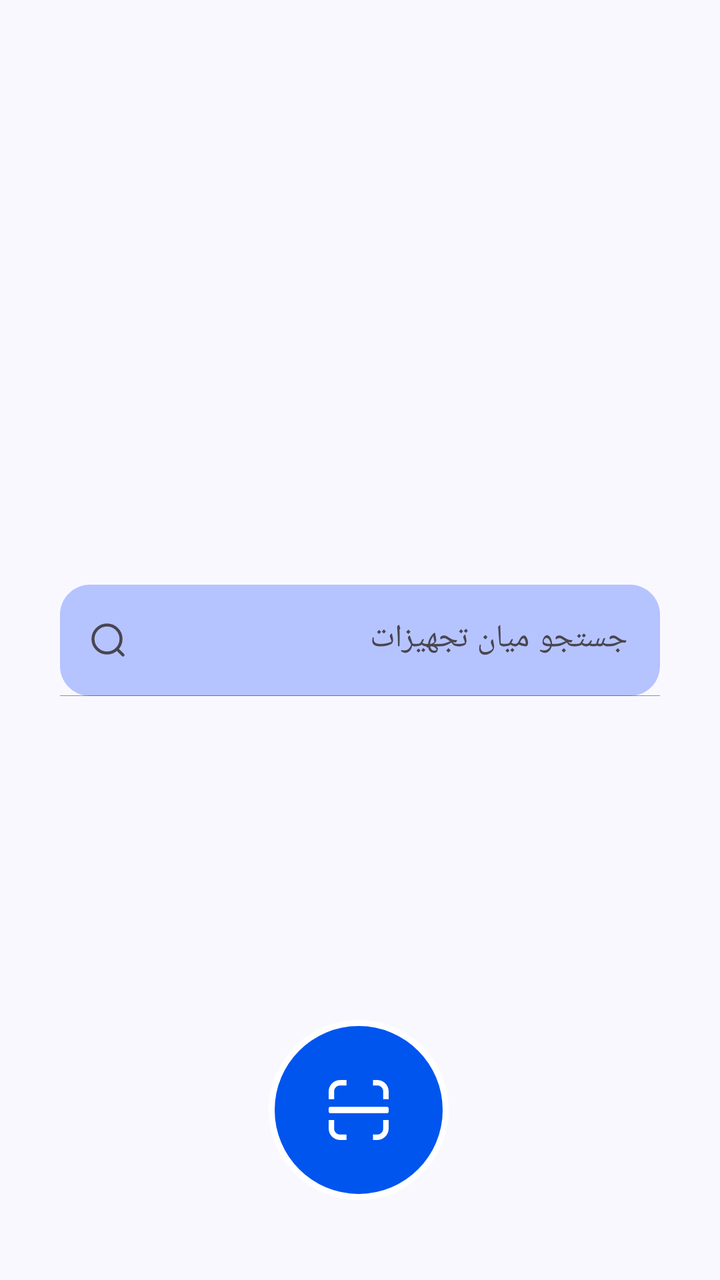
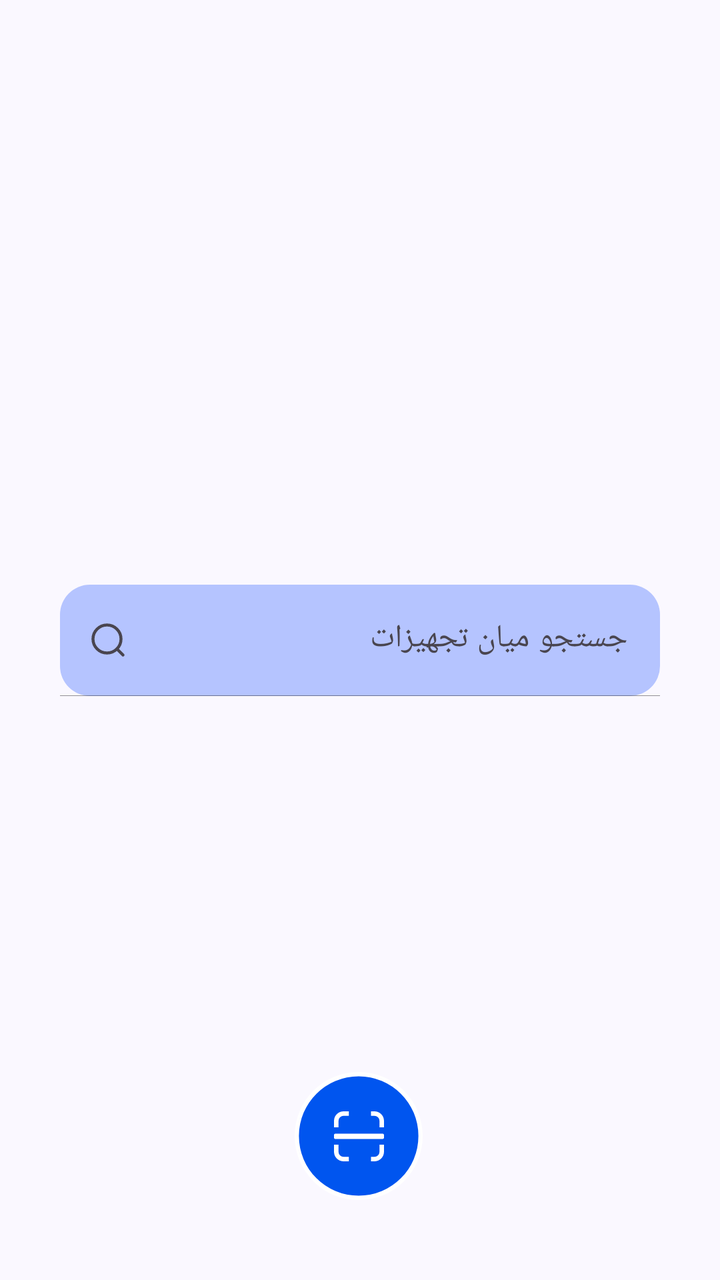

Compare the two renders of this Android layout. The source of the first and the diff that turns it into the second are given below.
<!-- AndroidManifest.xml: application theme Theme.Iotequipment -->
<!-- res/layout/fragment_home.xml -->
<?xml version="1.0" encoding="utf-8"?>
<androidx.constraintlayout.widget.ConstraintLayout
    xmlns:tools="http://schemas.android.com/tools"
    android:layout_width="match_parent"
    android:layout_height="match_parent"
    xmlns:app="http://schemas.android.com/apk/res-auto"
    xmlns:android="http://schemas.android.com/apk/res/android">

    <ImageButton
        android:id="@+id/btn_fab_scan2"
        android:layout_width="wrap_content"
        android:layout_height="wrap_content"
        android:layout_marginBottom="40dp"
        android:background="@drawable/rec_btn_fab"
        app:layout_constraintBottom_toBottomOf="parent"
        app:layout_constraintEnd_toEndOf="parent"
        app:layout_constraintHorizontal_bias="0.498"
        app:layout_constraintStart_toStartOf="parent"
        app:srcCompat="@drawable/ic_fab" />

    <LinearLayout
        android:layout_width="match_parent"
        android:layout_height="wrap_content"
        app:layout_constraintBottom_toBottomOf="parent"
        app:layout_constraintTop_toTopOf="parent">

        <include
            layout="@layout/search_bar"
            app:layout_constraintBottom_toBottomOf="parent"
            app:layout_constraintEnd_toEndOf="parent"
            app:layout_constraintStart_toStartOf="parent"
            app:layout_constraintTop_toTopOf="parent" />
    </LinearLayout>


</androidx.constraintlayout.widget.ConstraintLayout>
<!-- res/layout/search_bar.xml (included above) -->
<?xml version="1.0" encoding="utf-8"?>
<merge xmlns:android="http://schemas.android.com/apk/res/android"
    xmlns:app="http://schemas.android.com/apk/res-auto">

    <com.google.android.material.textfield.TextInputLayout
        android:id="@+id/searchBox"
        android:layout_width="match_parent"
        android:layout_height="wrap_content"
        android:padding="15dp"
        android:layout_margin="15dp"
        app:endIconMode="clear_text"
        app:counterMaxLength="20"
        app:boxStrokeWidth = "0.3dp"
        app:boxStrokeColor="@color/md_theme_background"
        app:boxStrokeWidthFocused = "1.5dp"
        app:boxBackgroundMode="filled"
        app:startIconDrawable="@drawable/ic_search"
        app:boxBackgroundColor="@color/md_theme_inversePrimary_mediumContrast"
        android:hint="@string/searchbar_hint"
        app:boxCornerRadiusTopStart="15dp"
        app:boxCornerRadiusTopEnd="15dp"
        app:boxCornerRadiusBottomStart="15dp"
        app:boxCornerRadiusBottomEnd="15dp"
        android:textAppearance="@color/md_theme_background"
        app:placeholderTextAppearance="@color/md_theme_background"
        >
        <com.google.android.material.textfield.TextInputEditText
            android:id="@+id/search_bar"
            android:layout_width="match_parent"
            android:layout_height="wrap_content"
            android:maxLength="30"
            android:maxLines="1"
            />
    </com.google.android.material.textfield.TextInputLayout>

</merge>
<!-- resources referenced by this layout -->
<resources>
  <color name="md_theme_background">#FAF8FF</color>
  <color name="md_theme_inversePrimary_mediumContrast">#B5C4FF</color>
  <!-- drawable ic_fab (drawable) -->
  <vector xmlns:android="http://schemas.android.com/apk/res/android"
      android:width="30dp"
      android:height="30dp"
      android:viewportWidth="30"
      android:viewportHeight="30">
    <group>
      <clip-path
          android:pathData="M0,0h30v30h-30z"/>
      <path
          android:pathData="M5.721,0H8.901V2.722H5.721C4.928,2.722 4.168,3.035 3.607,3.594C3.047,4.154 2.733,4.912 2.733,5.703V9.6H0V5.708C0.001,4.96 0.15,4.219 0.438,3.528C0.726,2.838 1.147,2.21 1.679,1.682C2.208,1.15 2.838,0.727 3.531,0.439C4.225,0.15 4.969,0.001 5.721,0ZM0.795,13.406H29.205C29.416,13.408 29.617,13.493 29.766,13.643C29.915,13.792 29.999,13.994 30,14.204V15.796C30.001,16.008 29.917,16.211 29.769,16.362C29.62,16.513 29.417,16.599 29.205,16.602H0.795C0.583,16.6 0.38,16.514 0.231,16.363C0.082,16.212 -0.001,16.008 0,15.796V14.204C0,13.993 0.084,13.791 0.233,13.641C0.382,13.492 0.584,13.407 0.795,13.406ZM22.16,0H24.279C25.029,0 25.772,0.149 26.464,0.436C27.157,0.723 27.785,1.144 28.314,1.675C28.847,2.204 29.269,2.832 29.558,3.524C29.846,4.216 29.995,4.958 29.995,5.708V9.6H27.272V5.708C27.271,5.316 27.193,4.929 27.042,4.567C26.891,4.205 26.67,3.877 26.391,3.601C26.114,3.324 25.784,3.104 25.421,2.954C25.059,2.804 24.67,2.727 24.277,2.727H22.16V0ZM29.99,19.983V24.292C29.985,25.804 29.381,27.253 28.309,28.323C27.237,29.392 25.785,29.995 24.27,30H22.16V27.278H24.279C25.072,27.274 25.831,26.958 26.391,26.399C26.951,25.84 27.268,25.083 27.272,24.292V19.983H29.99ZM8.892,29.993H5.711C4.198,29.991 2.747,29.389 1.679,28.32L1.6,28.235C0.575,27.177 0.002,25.763 0,24.292V19.983H2.728V24.292C2.729,25.056 3.022,25.79 3.548,26.345L3.609,26.399C3.886,26.677 4.215,26.897 4.577,27.048C4.939,27.199 5.328,27.277 5.721,27.278H8.901V30L8.892,29.993Z"
          android:fillColor="#ffffff"/>
    </group>
  </vector>
  <!-- drawable ic_search (drawable) -->
  <vector xmlns:android="http://schemas.android.com/apk/res/android"
      android:width="24dp"
      android:height="24dp"
      android:viewportWidth="24"
      android:viewportHeight="24">
    <path
        android:pathData="M11.5,18.5C15.366,18.5 18.5,15.366 18.5,11.5C18.5,7.634 15.366,4.5 11.5,4.5C7.634,4.5 4.5,7.634 4.5,11.5C4.5,15.366 7.634,18.5 11.5,18.5Z"
        android:strokeLineJoin="round"
        android:strokeWidth="1.5"
        android:fillColor="#00000000"
        android:strokeColor="#000D26"
        android:strokeLineCap="round"/>
    <path
        android:pathData="M16.5,16.5L19.5,19.5"
        android:strokeLineJoin="round"
        android:strokeWidth="1.5"
        android:fillColor="#00000000"
        android:strokeColor="#000D26"
        android:strokeLineCap="round"/>
  </vector>
  <!-- drawable rec_btn_fab (drawable) -->
  <vector xmlns:android="http://schemas.android.com/apk/res/android"
      android:width="90dp"
      android:height="90dp"
      android:viewportWidth="90"
      android:viewportHeight="90">
    <path
        android:pathData="M45,1.5C69.024,1.5 88.5,20.976 88.5,45C88.5,69.024 69.024,88.5 45,88.5C20.976,88.5 1.5,69.024 1.5,45C1.5,20.976 20.976,1.5 45,1.5Z"
        android:strokeWidth="3"
        android:fillColor="#0055EF"
        android:strokeColor="#ffffff"/>
  </vector>
  <string name="searchbar_hint">جستجو میان تجهیزات</string>
  <style name="Theme.Iotequipment" parent="Base.Theme.Iotequipment" />
  <style name="Base.Theme.Iotequipment" parent="Theme.Material3.DayNight.NoActionBar">
          <item name="fontFamily">@font/iran_yekan_regular</item>
          
          
          <item name="colorPrimary">@color/md_theme_primary</item>
          <item name="android:colorBackground">@color/md_theme_background</item>
  
      </style>
  <color name="md_theme_primary">#0055EF</color>
</resources>

<!-- the commit's change to res/layout/fragment_home.xml (unified diff, before → after) -->
@@ -8,8 +8,8 @@
 
     <ImageButton
         android:id="@+id/btn_fab_scan2"
-        android:layout_width="wrap_content"
-        android:layout_height="wrap_content"
+        android:layout_width="64dp"
+        android:layout_height="64dp"
         android:layout_marginBottom="40dp"
         android:background="@drawable/rec_btn_fab"
         app:layout_constraintBottom_toBottomOf="parent"
<!-- resource entries referenced after the edit -->
@@ -4,8 +4,8 @@
   <color name="md_theme_inversePrimary_mediumContrast">#B5C4FF</color>
   <!-- drawable ic_fab (drawable) -->
   <vector xmlns:android="http://schemas.android.com/apk/res/android"
-      android:width="30dp"
-      android:height="30dp"
+      android:width="25dp"
+      android:height="25dp"
       android:viewportWidth="30"
       android:viewportHeight="30">
     <group>
